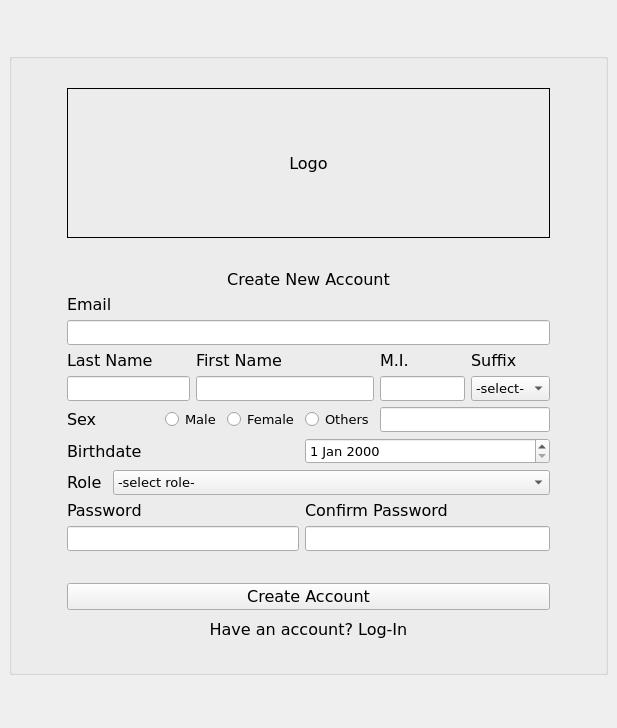
This is CLOCKWORK_SEMESTER/Create_Login.ui in AmielJohnPadasay/ClockWork as Qt 5 draws it before an edit. The edited form follows.
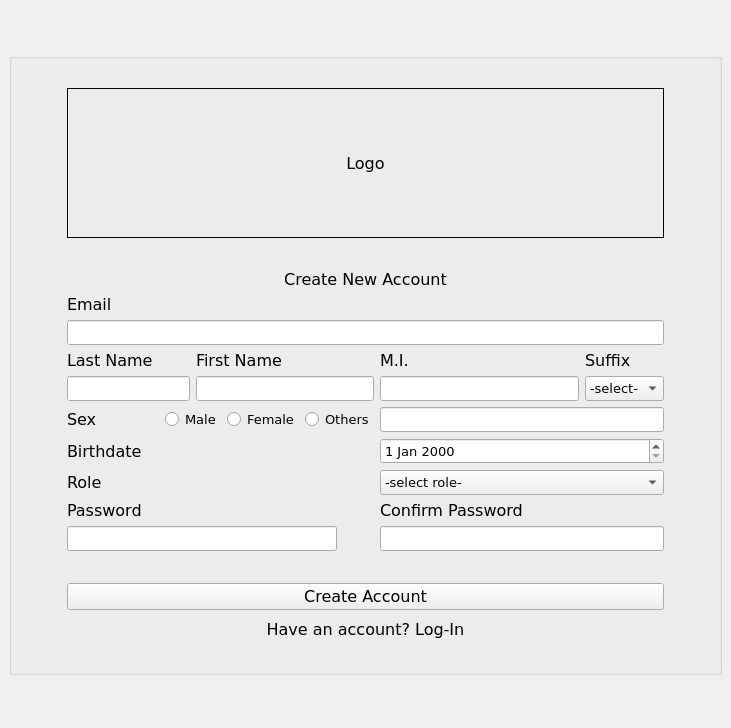
This is the edited form.

The edit to the form file:
```diff
--- a/CLOCKWORK_SEMESTER/Create_Login.ui
+++ b/CLOCKWORK_SEMESTER/Create_Login.ui
@@ -6,7 +6,7 @@
    <rect>
     <x>0</x>
     <y>0</y>
-    <width>617</width>
+    <width>731</width>
     <height>728</height>
    </rect>
   </property>
@@ -21,15 +21,28 @@
   </property>
   <widget class="QWidget" name="centralwidget">
    <layout class="QGridLayout" name="gridLayout_2">
-    <item row="1" column="0">
-     <spacer name="horizontalSpacer_7">
+    <item row="0" column="1">
+     <spacer name="verticalSpacer_5">
       <property name="orientation">
-       <enum>Qt::Orientation::Horizontal</enum>
+       <enum>Qt::Orientation::Vertical</enum>
       </property>
       <property name="sizeHint" stdset="0">
        <size>
-        <width>40</width>
-        <height>20</height>
+        <width>20</width>
+        <height>40</height>
+       </size>
+      </property>
+     </spacer>
+    </item>
+    <item row="2" column="1">
+     <spacer name="verticalSpacer_6">
+      <property name="orientation">
+       <enum>Qt::Orientation::Vertical</enum>
+      </property>
+      <property name="sizeHint" stdset="0">
+       <size>
+        <width>20</width>
+        <height>40</height>
        </size>
       </property>
      </spacer>
@@ -47,14 +60,27 @@
       </property>
      </spacer>
     </item>
+    <item row="1" column="0">
+     <spacer name="horizontalSpacer_7">
+      <property name="orientation">
+       <enum>Qt::Orientation::Horizontal</enum>
+      </property>
+      <property name="sizeHint" stdset="0">
+       <size>
+        <width>40</width>
+        <height>20</height>
+       </size>
+      </property>
+     </spacer>
+    </item>
     <item row="1" column="1">
      <widget class="QGroupBox" name="create_account_box">
       <property name="title">
        <string/>
       </property>
       <layout class="QGridLayout" name="gridLayout">
-       <item row="10" column="2" colspan="2">
-        <widget class="QLabel" name="birthdate_label">
+       <item row="12" column="2" colspan="8">
+        <widget class="QLabel" name="password_label">
          <property name="font">
           <font>
            <family>Verdana</family>
@@ -62,12 +88,32 @@
           </font>
          </property>
          <property name="text">
-          <string>Birthdate</string>
+          <string>Password</string>
          </property>
         </widget>
        </item>
-       <item row="5" column="2" colspan="11">
-        <widget class="QLabel" name="email_label">
+       <item row="9" column="12" colspan="2">
+        <widget class="QLineEdit" name="others_edit">
+         <property name="text">
+          <string/>
+         </property>
+        </widget>
+       </item>
+       <item row="3" column="2" colspan="12">
+        <spacer name="horizontalSpacer_4">
+         <property name="orientation">
+          <enum>Qt::Orientation::Horizontal</enum>
+         </property>
+         <property name="sizeHint" stdset="0">
+          <size>
+           <width>453</width>
+           <height>20</height>
+          </size>
+         </property>
+        </spacer>
+       </item>
+       <item row="11" column="2">
+        <widget class="QLabel" name="role_label">
          <property name="font">
           <font>
            <family>Verdana</family>
@@ -75,82 +121,45 @@
           </font>
          </property>
          <property name="text">
-          <string>Email</string>
+          <string>Role</string>
          </property>
         </widget>
        </item>
        <item row="8" column="12">
-        <widget class="QComboBox" name="comboBox">
-         <item>
-          <property name="text">
-           <string>-select-</string>
-          </property>
-         </item>
-         <item>
-          <property name="text">
-           <string>Jr.</string>
-          </property>
-         </item>
-         <item>
-          <property name="text">
-           <string>Sr.</string>
-          </property>
-         </item>
-         <item>
-          <property name="text">
-           <string>I</string>
-          </property>
-         </item>
-         <item>
-          <property name="text">
-           <string>II</string>
-          </property>
-         </item>
-         <item>
-          <property name="text">
-           <string>III</string>
-          </property>
-         </item>
-         <item>
-          <property name="text">
-           <string>IV</string>
-          </property>
-         </item>
-        </widget>
-       </item>
-       <item row="11" column="3" colspan="10">
-        <widget class="QComboBox" name="role_combo_box">
-         <item>
-          <property name="text">
-           <string>-select role-</string>
-          </property>
-         </item>
-         <item>
-          <property name="text">
-           <string>Employee</string>
-          </property>
-         </item>
-         <item>
-          <property name="text">
-           <string>Manager</string>
-          </property>
-         </item>
-         <item>
-          <property name="text">
-           <string>Supervisor</string>
-          </property>
-         </item>
-        </widget>
-       </item>
-       <item row="8" column="11">
         <widget class="QLineEdit" name="middle_initial_edit">
          <property name="text">
           <string/>
          </property>
         </widget>
        </item>
-       <item row="7" column="6" colspan="4">
-        <widget class="QLabel" name="first_name_label">
+       <item row="2" column="15" rowspan="13">
+        <spacer name="verticalSpacer_2">
+         <property name="orientation">
+          <enum>Qt::Orientation::Vertical</enum>
+         </property>
+         <property name="sizeHint" stdset="0">
+          <size>
+           <width>20</width>
+           <height>483</height>
+          </size>
+         </property>
+        </spacer>
+       </item>
+       <item row="2" column="0" rowspan="13">
+        <spacer name="verticalSpacer">
+         <property name="orientation">
+          <enum>Qt::Orientation::Vertical</enum>
+         </property>
+         <property name="sizeHint" stdset="0">
+          <size>
+           <width>20</width>
+           <height>483</height>
+          </size>
+         </property>
+        </spacer>
+       </item>
+       <item row="5" column="2" colspan="12">
+        <widget class="QLabel" name="email_label">
          <property name="font">
           <font>
            <family>Verdana</family>
@@ -158,32 +167,25 @@
           </font>
          </property>
          <property name="text">
-          <string>First Name</string>
+          <string>Email</string>
          </property>
         </widget>
        </item>
-       <item row="9" column="7" colspan="2">
-        <widget class="QRadioButton" name="female_radio">
-         <property name="text">
-          <string>Female</string>
-         </property>
-        </widget>
-       </item>
-       <item row="14" column="2" colspan="7">
-        <spacer name="horizontalSpacer_2">
+       <item row="15" column="14" rowspan="2">
+        <spacer name="verticalSpacer_4">
          <property name="orientation">
-          <enum>Qt::Orientation::Horizontal</enum>
+          <enum>Qt::Orientation::Vertical</enum>
          </property>
          <property name="sizeHint" stdset="0">
           <size>
-           <width>297</width>
-           <height>20</height>
+           <width>20</width>
+           <height>51</height>
           </size>
          </property>
         </spacer>
        </item>
-       <item row="7" column="2" colspan="2">
-        <widget class="QLabel" name="last_name_label">
+       <item row="4" column="2" colspan="12">
+        <widget class="QLabel" name="create_new_account_label">
          <property name="font">
           <font>
            <family>Verdana</family>
@@ -191,11 +193,46 @@
           </font>
          </property>
          <property name="text">
-          <string>Last Name</string>
+          <string>Create New Account</string>
          </property>
+         <property name="alignment">
+          <set>Qt::AlignmentFlag::AlignCenter</set>
+         </property>
         </widget>
        </item>
-       <item row="7" column="11">
+       <item row="2" column="2" colspan="12">
+        <widget class="QLabel" name="main_logo">
+         <property name="minimumSize">
+          <size>
+           <width>300</width>
+           <height>150</height>
+          </size>
+         </property>
+         <property name="font">
+          <font>
+           <family>Verdana</family>
+           <pointsize>12</pointsize>
+          </font>
+         </property>
+         <property name="frameShape">
+          <enum>QFrame::Shape::Box</enum>
+         </property>
+         <property name="text">
+          <string>Logo</string>
+         </property>
+         <property name="alignment">
+          <set>Qt::AlignmentFlag::AlignCenter</set>
+         </property>
+        </widget>
+       </item>
+       <item row="8" column="7" colspan="5">
+        <widget class="QLineEdit" name="first_name_edit">
+         <property name="text">
+          <string/>
+         </property>
+        </widget>
+       </item>
+       <item row="7" column="12">
         <widget class="QLabel" name="middle_initial_label">
          <property name="font">
           <font>
@@ -208,19 +245,6 @@
          </property>
         </widget>
        </item>
-       <item row="10" column="4" colspan="5">
-        <spacer name="horizontalSpacer_6">
-         <property name="orientation">
-          <enum>Qt::Orientation::Horizontal</enum>
-         </property>
-         <property name="sizeHint" stdset="0">
-          <size>
-           <width>40</width>
-           <height>20</height>
-          </size>
-         </property>
-        </spacer>
-       </item>
        <item row="9" column="2">
         <widget class="QLabel" name="sex_label">
          <property name="font">
@@ -234,40 +258,20 @@
          </property>
         </widget>
        </item>
-       <item row="8" column="6" colspan="5">
-        <widget class="QLineEdit" name="first_name_edit">
-         <property name="text">
-          <string/>
-         </property>
-        </widget>
-       </item>
-       <item row="9" column="3" colspan="2">
-        <spacer name="horizontalSpacer_8">
+       <item row="1" column="1" colspan="14">
+        <spacer name="horizontalSpacer_3">
          <property name="orientation">
           <enum>Qt::Orientation::Horizontal</enum>
          </property>
          <property name="sizeHint" stdset="0">
           <size>
-           <width>44</width>
+           <width>297</width>
            <height>20</height>
           </size>
          </property>
         </spacer>
        </item>
-       <item row="14" column="9" colspan="4">
-        <spacer name="horizontalSpacer_5">
-         <property name="orientation">
-          <enum>Qt::Orientation::Horizontal</enum>
-         </property>
-         <property name="sizeHint" stdset="0">
-          <size>
-           <width>226</width>
-           <height>20</height>
-          </size>
-         </property>
-        </spacer>
-       </item>
-       <item row="16" column="2" colspan="11">
+       <item row="16" column="2" colspan="12">
         <widget class="QPushButton" name="change_into_log_in_button">
          <property name="font">
           <font>
@@ -283,7 +287,14 @@
          </property>
         </widget>
        </item>
-       <item row="17" column="2" colspan="11">
+       <item row="9" column="6" colspan="2">
+        <widget class="QRadioButton" name="male_radio">
+         <property name="text">
+          <string>Male</string>
+         </property>
+        </widget>
+       </item>
+       <item row="17" column="2" colspan="12">
         <spacer name="horizontalSpacer">
          <property name="orientation">
           <enum>Qt::Orientation::Horizontal</enum>
@@ -296,6 +307,39 @@
          </property>
         </spacer>
        </item>
+       <item row="10" column="2" colspan="3">
+        <widget class="QLabel" name="birthdate_label">
+         <property name="font">
+          <font>
+           <family>Verdana</family>
+           <pointsize>12</pointsize>
+          </font>
+         </property>
+         <property name="text">
+          <string>Birthdate</string>
+         </property>
+        </widget>
+       </item>
+       <item row="8" column="2" colspan="5">
+        <widget class="QLineEdit" name="last_name_edit">
+         <property name="text">
+          <string/>
+         </property>
+        </widget>
+       </item>
+       <item row="7" column="7" colspan="4">
+        <widget class="QLabel" name="first_name_label">
+         <property name="font">
+          <font>
+           <family>Verdana</family>
+           <pointsize>12</pointsize>
+          </font>
+         </property>
+         <property name="text">
+          <string>First Name</string>
+         </property>
+        </widget>
+       </item>
        <item row="15" column="1" rowspan="2">
         <spacer name="verticalSpacer_3">
          <property name="orientation">
@@ -309,75 +353,14 @@
          </property>
         </spacer>
        </item>
-       <item row="12" column="2" colspan="7">
-        <widget class="QLabel" name="password_label">
-         <property name="font">
-          <font>
-           <family>Verdana</family>
-           <pointsize>12</pointsize>
-          </font>
-         </property>
+       <item row="9" column="8" colspan="2">
+        <widget class="QRadioButton" name="female_radio">
          <property name="text">
-          <string>Password</string>
+          <string>Female</string>
          </property>
         </widget>
        </item>
-       <item row="13" column="9" colspan="4">
-        <widget class="QLineEdit" name="confirm_password_edit">
-         <property name="text">
-          <string/>
-         </property>
-        </widget>
-       </item>
-       <item row="10" column="9" colspan="4">
-        <widget class="QDateEdit" name="dateEdit"/>
-       </item>
-       <item row="3" column="2" colspan="11">
-        <spacer name="horizontalSpacer_4">
-         <property name="orientation">
-          <enum>Qt::Orientation::Horizontal</enum>
-         </property>
-         <property name="sizeHint" stdset="0">
-          <size>
-           <width>453</width>
-           <height>20</height>
-          </size>
-         </property>
-        </spacer>
-       </item>
-       <item row="2" column="2" colspan="11">
-        <widget class="QLabel" name="main_logo">
-         <property name="minimumSize">
-          <size>
-           <width>300</width>
-           <height>150</height>
-          </size>
-         </property>
-         <property name="font">
-          <font>
-           <family>Verdana</family>
-           <pointsize>12</pointsize>
-          </font>
-         </property>
-         <property name="frameShape">
-          <enum>QFrame::Shape::Box</enum>
-         </property>
-         <property name="text">
-          <string>Logo</string>
-         </property>
-         <property name="alignment">
-          <set>Qt::AlignmentFlag::AlignCenter</set>
-         </property>
-        </widget>
-       </item>
-       <item row="9" column="9" colspan="2">
-        <widget class="QRadioButton" name="others_radio">
-         <property name="text">
-          <string>Others</string>
-         </property>
-        </widget>
-       </item>
-       <item row="15" column="2" colspan="11">
+       <item row="15" column="2" colspan="12">
         <widget class="QPushButton" name="create_account_button">
          <property name="font">
           <font>
@@ -388,43 +371,19 @@
          <property name="text">
           <string>Create Account</string>
          </property>
-        </widget>
-       </item>
-       <item row="9" column="5" colspan="2">
-        <widget class="QRadioButton" name="male_radio">
-         <property name="text">
-          <string>Male</string>
+         <property name="shortcut">
+          <string>Return</string>
          </property>
         </widget>
        </item>
-       <item row="8" column="2" colspan="4">
-        <widget class="QLineEdit" name="last_name_edit">
+       <item row="6" column="2" colspan="12">
+        <widget class="QLineEdit" name="email_edit">
          <property name="text">
           <string/>
          </property>
         </widget>
        </item>
-       <item row="1" column="1" colspan="13">
-        <spacer name="horizontalSpacer_3">
-         <property name="orientation">
-          <enum>Qt::Orientation::Horizontal</enum>
-         </property>
-         <property name="sizeHint" stdset="0">
-          <size>
-           <width>297</width>
-           <height>20</height>
-          </size>
-         </property>
-        </spacer>
-       </item>
-       <item row="9" column="11" colspan="2">
-        <widget class="QLineEdit" name="others_edit">
-         <property name="text">
-          <string/>
-         </property>
-        </widget>
-       </item>
-       <item row="7" column="12">
+       <item row="7" column="13">
         <widget class="QLabel" name="suffix_label">
          <property name="font">
           <font>
@@ -437,8 +396,8 @@
          </property>
         </widget>
        </item>
-       <item row="11" column="2">
-        <widget class="QLabel" name="role_label">
+       <item row="7" column="2" colspan="3">
+        <widget class="QLabel" name="last_name_label">
          <property name="font">
           <font>
            <family>Verdana</family>
@@ -446,54 +405,83 @@
           </font>
          </property>
          <property name="text">
-          <string>Role</string>
+          <string>Last Name</string>
          </property>
         </widget>
        </item>
-       <item row="4" column="2" colspan="11">
-        <widget class="QLabel" name="create_new_account_label">
-         <property name="font">
-          <font>
-           <family>Verdana</family>
-           <pointsize>12</pointsize>
-          </font>
-         </property>
-         <property name="text">
-          <string>Create New Account</string>
-         </property>
-         <property name="alignment">
-          <set>Qt::AlignmentFlag::AlignCenter</set>
-         </property>
+       <item row="8" column="13">
+        <widget class="QComboBox" name="comboBox">
+         <item>
+          <property name="text">
+           <string>-select-</string>
+          </property>
+         </item>
+         <item>
+          <property name="text">
+           <string>Jr.</string>
+          </property>
+         </item>
+         <item>
+          <property name="text">
+           <string>Sr.</string>
+          </property>
+         </item>
+         <item>
+          <property name="text">
+           <string>I</string>
+          </property>
+         </item>
+         <item>
+          <property name="text">
+           <string>II</string>
+          </property>
+         </item>
+         <item>
+          <property name="text">
+           <string>III</string>
+          </property>
+         </item>
+         <item>
+          <property name="text">
+           <string>IV</string>
+          </property>
+         </item>
         </widget>
        </item>
-       <item row="15" column="13" rowspan="2">
-        <spacer name="verticalSpacer_4">
+       <item row="9" column="3" colspan="3">
+        <spacer name="horizontalSpacer_8">
          <property name="orientation">
-          <enum>Qt::Orientation::Vertical</enum>
+          <enum>Qt::Orientation::Horizontal</enum>
          </property>
          <property name="sizeHint" stdset="0">
           <size>
-           <width>20</width>
-           <height>51</height>
+           <width>44</width>
+           <height>20</height>
           </size>
          </property>
         </spacer>
        </item>
-       <item row="13" column="2" colspan="7">
+       <item row="13" column="2" colspan="9">
         <widget class="QLineEdit" name="password_edit">
          <property name="text">
           <string/>
          </property>
         </widget>
        </item>
-       <item row="6" column="2" colspan="11">
-        <widget class="QLineEdit" name="email_edit">
-         <property name="text">
-          <string/>
+       <item row="14" column="2" colspan="9">
+        <spacer name="horizontalSpacer_2">
+         <property name="orientation">
+          <enum>Qt::Orientation::Horizontal</enum>
          </property>
-        </widget>
+         <property name="sizeHint" stdset="0">
+          <size>
+           <width>297</width>
+           <height>20</height>
+          </size>
+         </property>
+        </spacer>
        </item>
-       <item row="12" column="9" colspan="4">
+       <item row="12" column="12" colspan="2">
         <widget class="QLabel" name="confirm_password_label">
          <property name="font">
           <font>
@@ -506,61 +494,89 @@
          </property>
         </widget>
        </item>
-       <item row="2" column="14" rowspan="13">
-        <spacer name="verticalSpacer_2">
+       <item row="13" column="12" colspan="2">
+        <widget class="QLineEdit" name="confirm_password_edit">
+         <property name="text">
+          <string/>
+         </property>
+        </widget>
+       </item>
+       <item row="14" column="12" colspan="2">
+        <spacer name="horizontalSpacer_5">
          <property name="orientation">
-          <enum>Qt::Orientation::Vertical</enum>
+          <enum>Qt::Orientation::Horizontal</enum>
          </property>
          <property name="sizeHint" stdset="0">
           <size>
-           <width>20</width>
-           <height>483</height>
+           <width>226</width>
+           <height>20</height>
           </size>
          </property>
         </spacer>
        </item>
-       <item row="2" column="0" rowspan="13">
-        <spacer name="verticalSpacer">
+       <item row="10" column="12" colspan="2">
+        <widget class="QDateEdit" name="dateEdit"/>
+       </item>
+       <item row="11" column="12" colspan="2">
+        <widget class="QComboBox" name="role_combo_box">
+         <item>
+          <property name="text">
+           <string>-select role-</string>
+          </property>
+         </item>
+         <item>
+          <property name="text">
+           <string>Employee</string>
+          </property>
+         </item>
+         <item>
+          <property name="text">
+           <string>Manager</string>
+          </property>
+         </item>
+         <item>
+          <property name="text">
+           <string>Supervisor</string>
+          </property>
+         </item>
+        </widget>
+       </item>
+       <item row="10" column="5" colspan="6">
+        <spacer name="horizontalSpacer_6">
          <property name="orientation">
-          <enum>Qt::Orientation::Vertical</enum>
+          <enum>Qt::Orientation::Horizontal</enum>
          </property>
          <property name="sizeHint" stdset="0">
           <size>
-           <width>20</width>
-           <height>483</height>
+           <width>40</width>
+           <height>20</height>
           </size>
          </property>
         </spacer>
        </item>
+       <item row="11" column="3" colspan="8">
+        <spacer name="horizontalSpacer_10">
+         <property name="orientation">
+          <enum>Qt::Orientation::Horizontal</enum>
+         </property>
+         <property name="sizeHint" stdset="0">
+          <size>
+           <width>40</width>
+           <height>20</height>
+          </size>
+         </property>
+        </spacer>
+       </item>
+       <item row="9" column="10" colspan="2">
+        <widget class="QRadioButton" name="others_radio">
+         <property name="text">
+          <string>Others</string>
+         </property>
+        </widget>
+       </item>
       </layout>
      </widget>
     </item>
-    <item row="2" column="1">
-     <spacer name="verticalSpacer_6">
-      <property name="orientation">
-       <enum>Qt::Orientation::Vertical</enum>
-      </property>
-      <property name="sizeHint" stdset="0">
-       <size>
-        <width>20</width>
-        <height>40</height>
-       </size>
-      </property>
-     </spacer>
-    </item>
-    <item row="0" column="1">
-     <spacer name="verticalSpacer_5">
-      <property name="orientation">
-       <enum>Qt::Orientation::Vertical</enum>
-      </property>
-      <property name="sizeHint" stdset="0">
-       <size>
-        <width>20</width>
-        <height>40</height>
-       </size>
-      </property>
-     </spacer>
-    </item>
    </layout>
   </widget>
   <widget class="QMenuBar" name="menubar">
@@ -568,7 +584,7 @@
     <rect>
      <x>0</x>
      <y>0</y>
-     <width>617</width>
+     <width>731</width>
      <height>22</height>
     </rect>
    </property>
```
Left out of the diff: 17 changed lines with no effect on the pictures.
